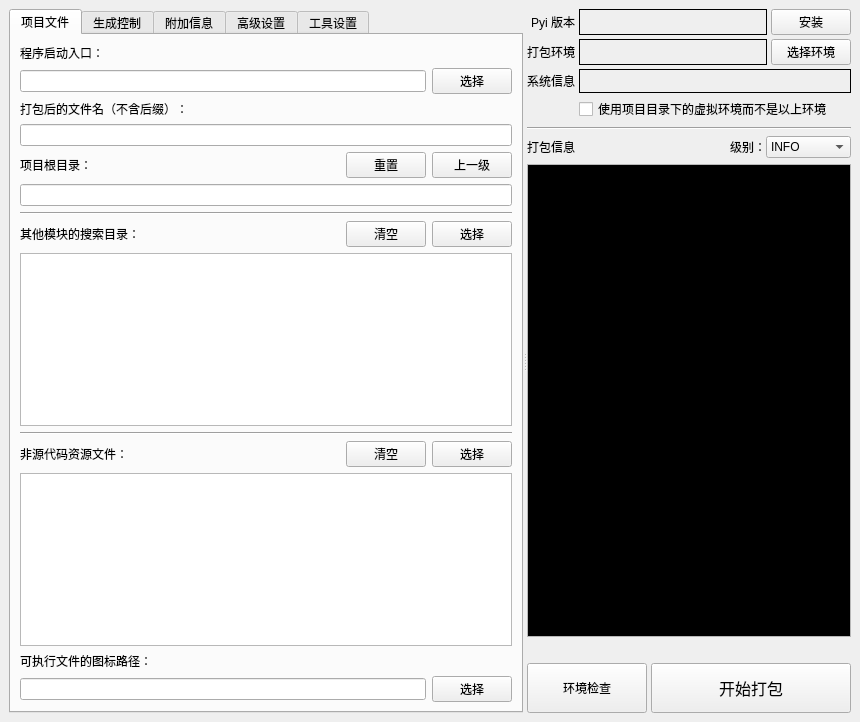
Before: the Qt Designer form ui/pyitool.ui in hrpzcf/AwesomePyKit, drawn with Qt 5.
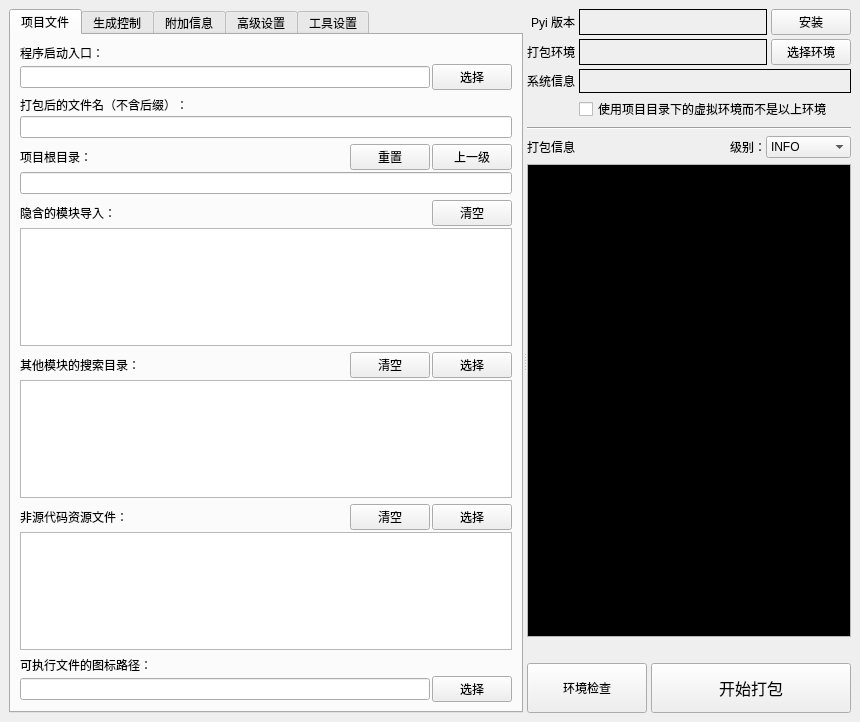
After: the same form once the commit is applied.

Commit message: <程序打包工具>增加对 pyinstaller 两个命令选项的封装：--hidden-import、--uac-admin

```diff
--- a/ui/pyitool.ui
+++ b/ui/pyitool.ui
@@ -36,11 +36,14 @@
         <attribute name="title">
          <string>项目文件</string>
         </attribute>
+        <layout class="QVBoxLayout" name="verticalLayout_28">
+         <item>
         <layout class="QVBoxLayout" name="verticalLayout_17">
          <item>
-          <layout class="QVBoxLayout" name="verticalLayout_5">
-           <item>
             <layout class="QVBoxLayout" name="verticalLayout_2">
+             <property name="spacing">
+              <number>2</number>
+             </property>
              <item>
               <widget class="QLabel" name="label">
                <property name="text">
@@ -49,7 +52,7 @@
               </widget>
              </item>
              <item>
-              <layout class="QHBoxLayout" name="horizontalLayout_3">
+              <layout class="QHBoxLayout" name="horizontalLayout_3" stretch="1,0">
                <item>
                 <widget class="QLineEdit" name="le_program_entry_old">
                  <property name="contextMenuPolicy">
@@ -74,6 +77,9 @@
            </item>
            <item>
             <layout class="QVBoxLayout" name="verticalLayout_19">
+             <property name="spacing">
+              <number>2</number>
+             </property>
              <item>
               <widget class="QLabel" name="label_13">
                <property name="text">
@@ -96,8 +102,11 @@
            </item>
            <item>
             <layout class="QVBoxLayout" name="verticalLayout">
+             <property name="spacing">
+              <number>2</number>
+             </property>
              <item>
-              <layout class="QHBoxLayout" name="horizontalLayout_21" stretch="9,0">
+              <layout class="QHBoxLayout" name="horizontalLayout_20" stretch="1,0,0">
                <item>
                 <widget class="QLabel" name="label_2">
                  <property name="text">
@@ -106,8 +115,6 @@
                 </widget>
                </item>
                <item>
-                <layout class="QHBoxLayout" name="horizontalLayout_20">
-                 <item>
                   <widget class="QPushButton" name="pb_reset_root_level">
                    <property name="toolTip">
                     <string>将项目根目录重置为程序启动入口所在目录。</string>
@@ -129,8 +136,6 @@
                  </item>
                 </layout>
                </item>
-              </layout>
-             </item>
              <item>
               <widget class="QLineEdit" name="le_project_root">
                <property name="contextMenuPolicy">
@@ -146,17 +151,53 @@
              </item>
             </layout>
            </item>
+           <item>
+            <layout class="QVBoxLayout" name="verticalLayout_5">
+             <property name="spacing">
+              <number>2</number>
+             </property>
+             <item>
+              <layout class="QHBoxLayout" name="horizontalLayout_19" stretch="1,0">
+               <item>
+                <widget class="QLabel" name="label_26">
+                 <property name="text">
+                  <string>隐含的模块导入：</string>
+                 </property>
+                </widget>
+               </item>
+               <item>
+                <widget class="QPushButton" name="pb_clear_hidden_imports">
+                 <property name="text">
+                  <string>清空</string>
+                 </property>
+                </widget>
+               </item>
+              </layout>
+             </item>
+             <item>
+              <widget class="QPlainTextEdit" name="pte_hidden_imports">
+               <property name="contextMenuPolicy">
+                <enum>Qt::NoContextMenu</enum>
+               </property>
+               <property name="toolTip">
+                <string>对应选项：--hidden-import, --hiddenimport
+某些模块可能会被通过隐蔽的方式导入导致 Pyinstaller 没有发现它，将没有被发现的模块名填入此处以使 Pyinstaller 主动包含这些模块。
+每行一个名称，名称是指 Python 代码中 import 语句所使用的模块名称，区分大小写。</string>
+               </property>
+               <property name="lineWrapMode">
+                <enum>QPlainTextEdit::NoWrap</enum>
+               </property>
+              </widget>
+             </item>
+            </layout>
+           </item>
            <item>
             <layout class="QVBoxLayout" name="verticalLayout_3">
-             <item>
-              <widget class="Line" name="line">
-               <property name="orientation">
-                <enum>Qt::Horizontal</enum>
-               </property>
-              </widget>
-             </item>
+             <property name="spacing">
+              <number>2</number>
+             </property>
              <item>
-              <layout class="QHBoxLayout" name="horizontalLayout_5" stretch="9,0,0">
+              <layout class="QHBoxLayout" name="horizontalLayout_5" stretch="1,0,0">
                <item>
                 <widget class="QLabel" name="label_3">
                  <property name="text">
@@ -192,17 +233,13 @@
              </item>
             </layout>
            </item>
-           <item>
-            <widget class="Line" name="line_2">
-             <property name="orientation">
-              <enum>Qt::Horizontal</enum>
-             </property>
-            </widget>
-           </item>
            <item>
             <layout class="QVBoxLayout" name="verticalLayout_4">
+             <property name="spacing">
+              <number>2</number>
+             </property>
              <item>
-              <layout class="QHBoxLayout" name="horizontalLayout_6" stretch="9,0,0">
+              <layout class="QHBoxLayout" name="horizontalLayout_6" stretch="1,0,0">
                <item>
                 <widget class="QLabel" name="label_4">
                  <property name="text">
@@ -237,6 +274,9 @@
            </item>
            <item>
             <layout class="QVBoxLayout" name="verticalLayout_8">
+             <property name="spacing">
+              <number>2</number>
+             </property>
              <item>
               <widget class="QLabel" name="label_7">
                <property name="text">
@@ -245,7 +285,7 @@
               </widget>
              </item>
              <item>
-              <layout class="QHBoxLayout" name="horizontalLayout_11" stretch="9,0">
+              <layout class="QHBoxLayout" name="horizontalLayout_11" stretch="1,0">
                <item>
                 <widget class="QLineEdit" name="le_file_icon_path_old">
                  <property name="contextMenuPolicy">
```
Left out of the diff: 153 changed lines with no effect on the pictures. Lines whose indentation alone changed are shown as unchanged. The commit also changes 3 other files.
